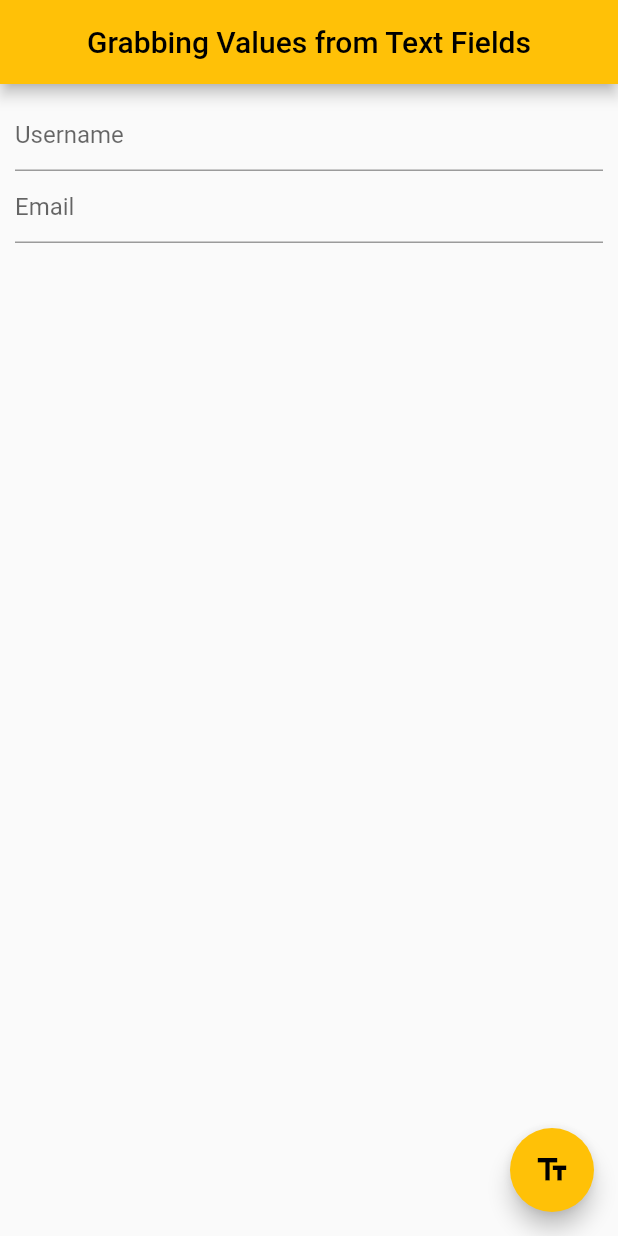
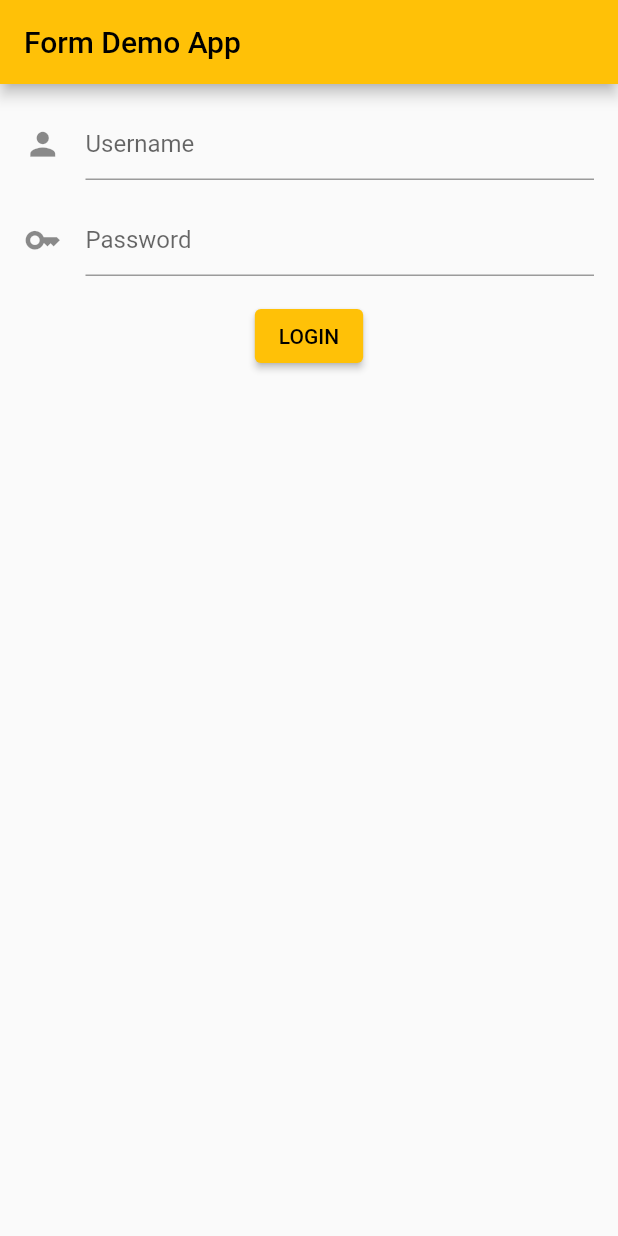
Before and after one commit to BeckiA/Mastering-Dart-and-Flutter-3, a Flutter app: the screen it shows after launch, on a phone screen of 412 x 824 dp. Run offline on Flutter 3.47's test engine with Material 2 defaults, Android fonts, the phone set to English and light mode, and no system bars.

Commit message:
Day-12 Exersice on Validating forms with GlobalKey and Storing the Values

```diff
--- a/my_app/lib/main.dart
+++ b/my_app/lib/main.dart
@@ -1,77 +1,95 @@
 import 'package:flutter/material.dart';
 
-void main() => runApp(MyApp());
+void main() => runApp(const MyApp());
 
 class MyApp extends StatelessWidget {
-  const MyApp({super.key});
+  final appTitle = 'Form Demo App';
+  const MyApp({Key? key}) : super(key: key);
 
   @override
   Widget build(BuildContext context) {
     return MaterialApp(
-      title: 'Form Styling Demo',
+      title: appTitle,
       theme: ThemeData(primarySwatch: Colors.amber),
-      home: const CustomForm(),
+      home: Scaffold(
+        appBar: AppBar(title: Text(appTitle)),
+        body: const LoginForm(),
+      ),
     );
   }
 }
 
-class CustomForm extends StatefulWidget {
-  const CustomForm({super.key});
-  @override
-  _CustomFormState createState() => _CustomFormState();
+class LoginForm extends StatefulWidget {
+  const LoginForm({Key? key}) : super(key: key);
+  _LoginFormState createState() => _LoginFormState();
 }
 
-class _CustomFormState extends State<CustomForm> {
-  final userNameController = TextEditingController();
-  final passwordController = TextEditingController();
+class _LoginFormState extends State<LoginForm> {
+  final _formKey = GlobalKey<FormState>();
+  final _usernameController = TextEditingController();
+  final _passwordController = TextEditingController();
 
   @override
   void dispose() {
-    userNameController.dispose();
-    passwordController.dispose();
+    _usernameController.dispose();
+    _passwordController.dispose();
     super.dispose();
   }
 
   @override
   Widget build(BuildContext context) {
-    return Scaffold(
-      appBar: AppBar(
-        title: const Text('Grabbing Values from Text Fields'),
-        centerTitle: true,
-      ),
-      body: Padding(
-        padding: const EdgeInsets.all(10),
-        child: Column(children: [
-          TextField(
-            controller: userNameController,
-            decoration: const InputDecoration(hintText: 'Username'),
+    return Form(
+        key: _formKey,
+        child: Padding(
+          padding: const EdgeInsets.all(16),
+          child: Column(
+            children: [
+              TextFormField(
+                controller: _usernameController,
+                decoration: const InputDecoration(
+                    hintText: 'Username',
+                    icon: Icon(
+                      Icons.person,
+                      size: 25,
+                    )),
+                validator: (value) {
+                  if (value == null || value.isEmpty) {
+                    return 'Please Enter Your Text Here';
+                  }
+                  return null;
+                },
+              ),
+              const SizedBox(
+                height: 16,
+              ),
+              TextFormField(
+                controller: _passwordController,
+                decoration: const InputDecoration(
+                    hintText: 'Password',
+                    icon: Icon(
+                      Icons.key,
+                      size: 25,
+                    )),
+                validator: (value) {
+                  if (value!.length < 6) {
+                    return 'Password Must be 6 Digit';
+                  }
+                  return null;
+                },
+              ),
+              const SizedBox(
+                height: 16,
+              ),
+              ElevatedButton(
+                  onPressed: () {
+                    if (_formKey.currentState!.validate()) {
+                      print("Username: ${_usernameController.text}");
+                      print("Password: ${_passwordController.text}");
+                    }
+                  },
+                  child: const Text('LOGIN'))
+            ],
           ),
-          TextField(
-            controller: passwordController,
-            decoration: const InputDecoration(hintText: 'Email'),
-          )
-        ]),
-      ),
-      floatingActionButton: FloatingActionButton(
-        onPressed: () {
-          showDialog(
-            context: context,
-            builder: (context) {
-              return AlertDialog(
-                title: const Text('Displaying the Values'),
-                content: Column(
-                  children: [
-                    Text("Username: ${userNameController.text}"),
-                    Text("Password: ${passwordController.text}"),
-                  ],
-                ),
-              );
-            },
-          );
-        },
-        tooltip: "Get Your Inputs",
-        child: const Icon(Icons.text_fields),
-      ),
-    );
+        ));
   }
 }
```
